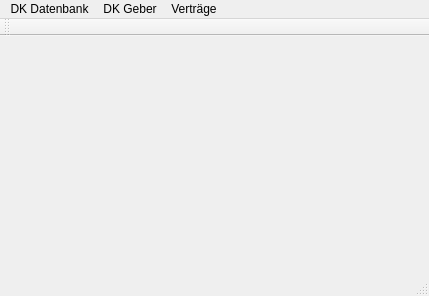
Before: the Qt Designer form mainwindow.ui in Schachigel/DKV2, drawn with Qt 5.
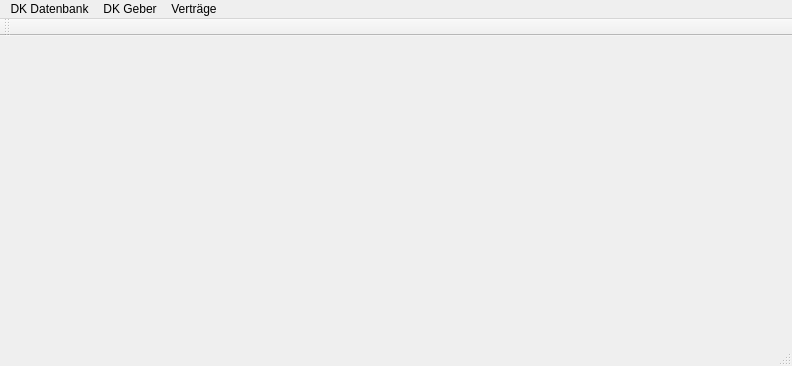
After: the same form once the commit is applied.

What changed in the file:
```diff
--- a/mainwindow.ui
+++ b/mainwindow.ui
@@ -6,8 +6,8 @@
    <rect>
     <x>0</x>
     <y>0</y>
-    <width>429</width>
-    <height>296</height>
+    <width>792</width>
+    <height>366</height>
    </rect>
   </property>
   <property name="windowTitle">
@@ -19,7 +19,7 @@
     <rect>
      <x>0</x>
      <y>0</y>
-     <width>429</width>
+     <width>792</width>
      <height>26</height>
     </rect>
    </property>
```
Left out of the diff: 15 changed lines with no effect on the pictures.
